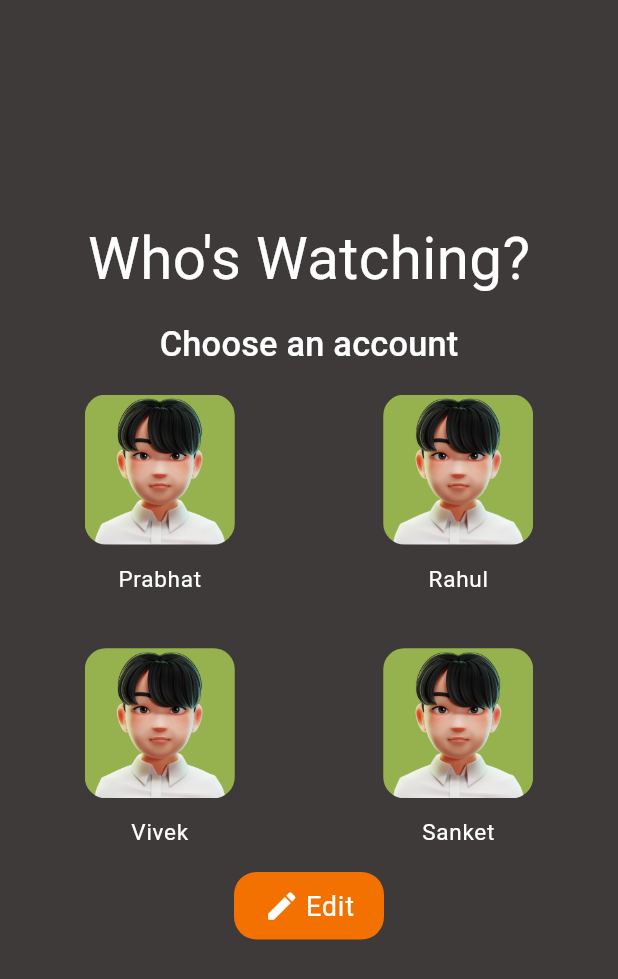
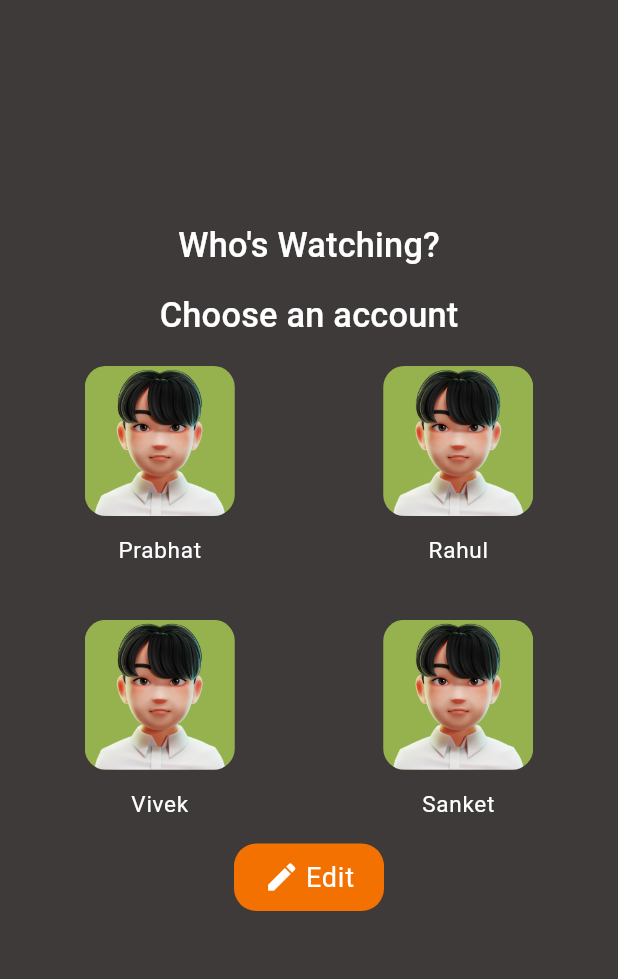
Before and after one commit to shri-rang/streamapp, a Flutter app: the ChooseInterest screen opened directly, after a tap on "CONTINUE", on a phone screen of 412 x 824 dp. Shown: the top 979 px of the screen. Run offline on Flutter 3.47's test engine with Material 3 defaults, Android fonts, the phone set to English and light mode, and no system bars; our stand-ins replace animated_notch_bottom_bar, animated_splash_screen, another_flutter_splash_screen, bloc, carousel_slider, chewie and 30 more; missing offline and left inert: flutter_downloader, flutter_pagewise, flutter_paypal, flutter_share, onesignal_flutter, razorpay_flutter; accounts and stored records are empty; network calls fail; statements that could not run were skipped.

Commit message:
new changes

```diff
--- a/lib/pages/ChosseIntrestPage.dart
+++ b/lib/pages/ChosseIntrestPage.dart
@@ -61,7 +61,7 @@ class _ChooseInterestState extends State<ChooseInterest> {
                 "Choose your interest here and get the best movie recommandations. Don't worry you can always change it later.",
                 style: Theme.of(context)
                     .textTheme
-                    .headline6!
+                    .titleLarge!
                     .copyWith(color: Colors.white),
               ),
 
@@ -173,7 +173,7 @@ class _ChooseInterestState extends State<ChooseInterest> {
               onPressed: () {},
               child: Text(
                 "SKIP",
-                style: Theme.of(context).textTheme.subtitle1!.copyWith(
+                style: Theme.of(context).textTheme.titleMedium!.copyWith(
                     fontSize: 20, fontWeight: FontWeight.bold, color: orange),
               ),
               style: TextButton.styleFrom(),
--- a/lib/pages/chooseAccount.dart
+++ b/lib/pages/chooseAccount.dart
@@ -29,7 +29,7 @@ class _ChooseAccountState extends State<ChooseAccount> {
             Text("Who's Watching?",
                 style: Theme.of(context)
                     .textTheme
-                    .headline4!
+                    .titleLarge!
                     .copyWith(color: Colors.white)),
             SizedBox(
               height: 20,
@@ -37,7 +37,7 @@ class _ChooseAccountState extends State<ChooseAccount> {
             Text("Choose an account",
                 style: Theme.of(context)
                     .textTheme
-                    .headline6!
+                    .titleLarge!
                     .copyWith(color: Colors.white)),
             SizedBox(
               height: 20,
@@ -53,7 +53,6 @@ class _ChooseAccountState extends State<ChooseAccount> {
               itemCount: whosWatching.length,
               itemBuilder: (context, index) {
                 return InkWell(
-
                   onTap: () {
                     Navigator.of(context).push(MaterialPageRoute(
                       builder: (context) {
--- a/lib/screen/subscription/response_card.dart
+++ b/lib/screen/subscription/response_card.dart
@@ -17,10 +17,10 @@ class ResponseCard extends StatelessWidget {
         children: [
           Text(
             'RESPONSE',
-            style: Theme.of(context).textTheme.caption?.copyWith(
+            style: Theme.of(context).textTheme.bodySmall?.copyWith(
                   color: Theme.of(context)
                       .textTheme
-                      .caption
+                      .bodySmall
                       ?.color
                       ?.withOpacity(0.5),
                 ),
--- a/lib/screen/tv_series/tv_series_details_screen.dart
+++ b/lib/screen/tv_series/tv_series_details_screen.dart
@@ -151,7 +151,7 @@ class _TvSerisDetailsScreenState extends State<TvSerisDetailsScreen> {
                     ),
                     ElevatedButton(
                       style: ElevatedButton.styleFrom(
-                        primary: CustomTheme.primaryColor,
+                        backgroundColor: CustomTheme.primaryColor,
                       ),
                       onPressed: () {
                         Navigator.of(context).pop();
@@ -468,7 +468,7 @@ class _TvSerisDetailsScreenState extends State<TvSerisDetailsScreen> {
                   alignment: Alignment.bottomRight,
                   child: ElevatedButton(
                     style: ElevatedButton.styleFrom(
-                      primary: isDark!
+                      backgroundColor: isDark!
                           ? CustomTheme.grey_transparent2
                           : Colors.grey.shade300,
                     ),
--- a/lib/widgets/movie/paid_controll_dialog.dart
+++ b/lib/widgets/movie/paid_controll_dialog.dart
@@ -282,7 +282,7 @@ class PaidControllDialog {
                                           textAlign: TextAlign.center,
                                           style: Theme.of(context)
                                               .textTheme
-                                              .headline3!
+                                              .displaySmall!
                                               .copyWith(
                                                   color: Colors.white,
                                                   fontSize: 18),
```
Also changed, not shown: lib/screen/subscription/premium_subscription_screen.dart (+28 -17 lines), pubspec.yaml (+8 -7 lines), 2 other files.
